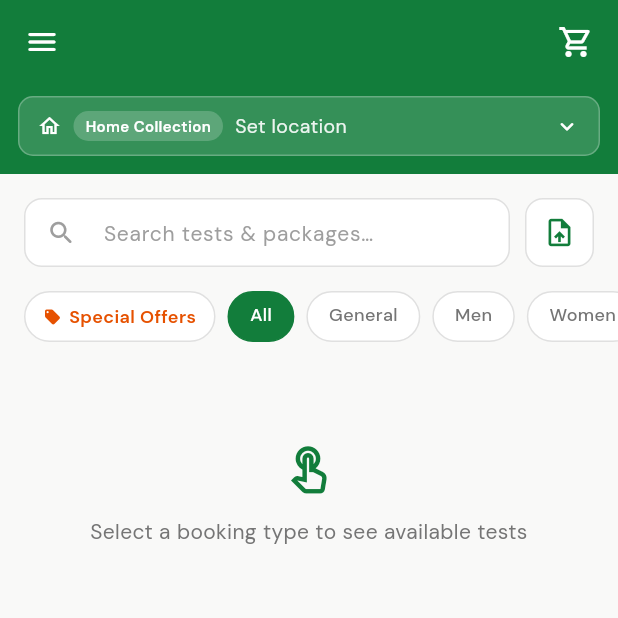
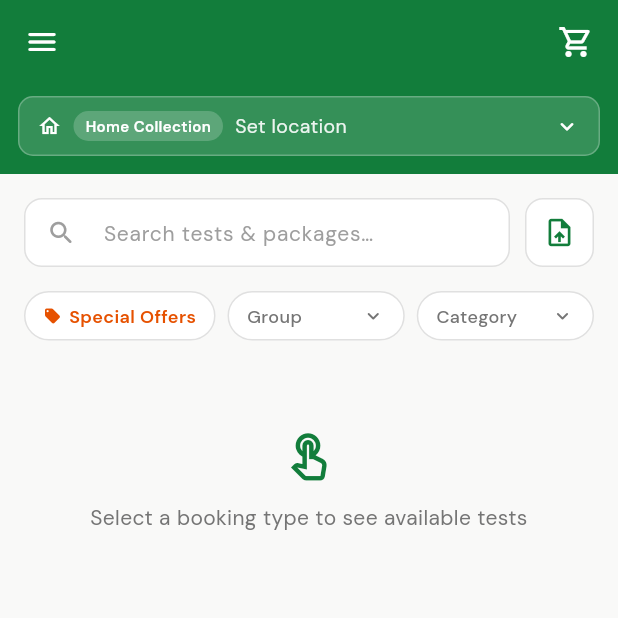
Before and after one commit to JayamalaB/microlab_project, a Flutter app: the CustomerDashboardScreen screen opened directly with empty values, on a phone screen of 412 x 824 dp, the top half of it. Run offline on Flutter 3.47's test engine with Material 3 defaults, Android fonts, the phone set to English and light mode, and no system bars; our stand-ins replace audioplayers, connectivity_plus, device_info_plus, file_picker, firebase_core, firebase_messaging and 16 more; missing offline and left inert: dart:html, dart:js, dart:ui_web, flutter_foreground_task, razorpay_flutter, record and 1 more; accounts and stored records are empty; network calls fail.

Commit message:
refactor: replace filter chip rows with Group and Category dropdowns
Two compact PopupMenuButton dropdowns replace the two scrollable chip rows.
Special Offers chip stays; Group dropdown (All/General/Men/Women/Kids) and
Category dropdown (from ip_package_categories) sit beside it in one row.
Active selection shown with green background and a checkmark in the menu.

Co-Authored-By: Claude Sonnet 4.6 <noreply@anthropic.com>

```diff
--- a/client/lib/screens/customer/customer_dashboard_screen.dart
+++ b/client/lib/screens/customer/customer_dashboard_screen.dart
@@ -746,12 +746,10 @@ class _CustomerDashboardScreenState extends State<CustomerDashboardScreen> {
 
               const SizedBox(height: 16),
 
-              // ── Row 1: Special Offers + Group (audience) chips ───
-              SizedBox(
-                height: 34,
-                child: ListView(
+              // ── Filters: Special Offers + Group dropdown + Category dropdown ───
+              Padding(
                 padding: const EdgeInsets.symmetric(horizontal: 16),
-                  scrollDirection: Axis.horizontal,
+                child: Row(
                   children: [
                     // Special Offers chip
                     GestureDetector(
@@ -761,8 +759,7 @@ class _CustomerDashboardScreenState extends State<CustomerDashboardScreen> {
                       },
                       child: AnimatedContainer(
                         duration: const Duration(milliseconds: 180),
-                        margin: const EdgeInsets.only(right: 8),
-                        padding: const EdgeInsets.symmetric(horizontal: 12, vertical: 6),
+                        padding: const EdgeInsets.symmetric(horizontal: 12, vertical: 7),
                         decoration: BoxDecoration(
                           color: _showOffersOnly ? const Color(0xFFE65100) : Colors.white,
                           borderRadius: BorderRadius.circular(20),
@@ -786,101 +783,134 @@ class _CustomerDashboardScreenState extends State<CustomerDashboardScreen> {
                         ),
                       ),
                     ),
-                    // Group chips: All / General / Men / Women / Kids
-                    ...['All', 'General', 'Men', 'Women', 'Kids'].map((g) {
-                      final selected = _selectedAudience == g;
-                      return GestureDetector(
-                        onTap: () {
-                          if (_selectedAudience == g) return;
-                          setState(() => _selectedAudience = g);
+                    const SizedBox(width: 8),
+                    // Group dropdown
+                    Expanded(
+                      child: PopupMenuButton<String>(
+                        onSelected: (v) {
+                          setState(() => _selectedAudience = v);
                           _loadTests();
                         },
+                        shape: RoundedRectangleBorder(borderRadius: BorderRadius.circular(12)),
+                        itemBuilder: (_) => ['All', 'General', 'Men', 'Women', 'Kids']
+                            .map((g) => PopupMenuItem(
+                                  value: g,
+                                  height: 40,
+                                  child: Row(children: [
+                                    if (_selectedAudience == g)
+                                      const Icon(Icons.check_rounded, size: 14, color: AppColors.brandGreen),
+                                    if (_selectedAudience == g) const SizedBox(width: 6),
+                                    Text(g, style: TextStyle(
+                                        fontSize: 13,
+                                        color: _selectedAudience == g ? AppColors.brandGreen : AppColors.textPrimary,
+                                        fontWeight: _selectedAudience == g ? FontWeight.w600 : FontWeight.w400)),
+                                  ]),
+                                ))
+                            .toList(),
                         child: AnimatedContainer(
                           duration: const Duration(milliseconds: 180),
-                          margin: const EdgeInsets.only(right: 8),
-                          padding: const EdgeInsets.symmetric(horizontal: 14, vertical: 6),
-                          decoration: BoxDecoration(
-                            color: selected ? AppColors.brandGreen : Colors.white,
+                          padding: const EdgeInsets.symmetric(horizontal: 12, vertical: 7),
+                          decoration: BoxDecoration(
+                            color: _selectedAudience != 'All' ? AppColors.brandGreen : Colors.white,
                             borderRadius: BorderRadius.circular(20),
                             border: Border.all(
-                              color: selected ? AppColors.brandGreen : AppColors.divider,
-                            ),
-                          ),
-                          child: Text(g,
+                              color: _selectedAudience != 'All' ? AppColors.brandGreen : AppColors.divider,
+                            ),
+                          ),
+                          child: Row(
+                            mainAxisAlignment: MainAxisAlignment.spaceBetween,
+                            children: [
+                              Flexible(
+                                child: Text(
+                                  _selectedAudience == 'All' ? 'Group' : _selectedAudience,
+                                  overflow: TextOverflow.ellipsis,
                                   style: TextStyle(
                                       fontSize: 12,
                                       fontWeight: FontWeight.w500,
-                                  color: selected ? Colors.white : AppColors.textSecondary)),
-                        ),
-                      );
-                    }),
-                  ],
-                ),
-              ),
-
-              const SizedBox(height: 8),
-
-              // ── Row 2: Package category chips ───
-              if (_packageCategories.isNotEmpty)
-                SizedBox(
-                  height: 34,
-                  child: ListView(
-                    padding: const EdgeInsets.symmetric(horizontal: 16),
-                    scrollDirection: Axis.horizontal,
-                    children: [
-                      // All chip
-                      GestureDetector(
-                        onTap: () {
-                          if (_selectedPackageCategoryId == null) return;
-                          setState(() => _selectedPackageCategoryId = null);
+                                      color: _selectedAudience != 'All' ? Colors.white : AppColors.textSecondary),
+                                ),
+                              ),
+                              Icon(Icons.keyboard_arrow_down_rounded,
+                                  size: 16,
+                                  color: _selectedAudience != 'All' ? Colors.white : AppColors.textSecondary),
+                            ],
+                          ),
+                        ),
+                      ),
+                    ),
+                    const SizedBox(width: 8),
+                    // Category dropdown
+                    Expanded(
+                      child: PopupMenuButton<int?>(
+                        onSelected: (v) {
+                          setState(() => _selectedPackageCategoryId = v);
                           _loadTests();
                         },
+                        shape: RoundedRectangleBorder(borderRadius: BorderRadius.circular(12)),
+                        itemBuilder: (_) => [
+                          PopupMenuItem<int?>(
+                            value: null,
+                            height: 40,
+                            child: Row(children: [
+                              if (_selectedPackageCategoryId == null)
+                                const Icon(Icons.check_rounded, size: 14, color: AppColors.brandGreen),
+                              if (_selectedPackageCategoryId == null) const SizedBox(width: 6),
+                              Text('All', style: TextStyle(
+                                  fontSize: 13,
+                                  color: _selectedPackageCategoryId == null ? AppColors.brandGreen : AppColors.textPrimary,
+                                  fontWeight: _selectedPackageCategoryId == null ? FontWeight.w600 : FontWeight.w400)),
+                            ]),
+                          ),
+                          ..._packageCategories.map((cat) => PopupMenuItem<int?>(
+                                value: cat.id,
+                                height: 40,
+                                child: Row(children: [
+                                  if (_selectedPackageCategoryId == cat.id)
+                                    const Icon(Icons.check_rounded, size: 14, color: AppColors.brandGreen),
+                                  if (_selectedPackageCategoryId == cat.id) const SizedBox(width: 6),
+                                  Text(cat.name, style: TextStyle(
+                                      fontSize: 13,
+                                      color: _selectedPackageCategoryId == cat.id ? AppColors.brandGreen : AppColors.textPrimary,
+                                      fontWeight: _selectedPackageCategoryId == cat.id ? FontWeight.w600 : FontWeight.w400)),
+                                ]),
+                              )),
+                        ],
                         child: AnimatedContainer(
                           duration: const Duration(milliseconds: 180),
-                          margin: const EdgeInsets.only(right: 8),
-                          padding: const EdgeInsets.symmetric(horizontal: 14, vertical: 6),
-                          decoration: BoxDecoration(
-                            color: _selectedPackageCategoryId == null ? AppColors.brandGreen : Colors.white,
+                          padding: const EdgeInsets.symmetric(horizontal: 12, vertical: 7),
+                          decoration: BoxDecoration(
+                            color: _selectedPackageCategoryId != null ? AppColors.brandGreen : Colors.white,
                             borderRadius: BorderRadius.circular(20),
                             border: Border.all(
-                              color: _selectedPackageCategoryId == null ? AppColors.brandGreen : AppColors.divider,
-                            ),
-                          ),
-                          child: Text('All',
+                              color: _selectedPackageCategoryId != null ? AppColors.brandGreen : AppColors.divider,
+                            ),
+                          ),
+                          child: Row(
+                            mainAxisAlignment: MainAxisAlignment.spaceBetween,
+                            children: [
+                              Flexible(
+                                child: Text(
+                                  _selectedPackageCategoryId == null
+                                      ? 'Category'
+                                      : (_packageCategories
+                                              .where((c) => c.id == _selectedPackageCategoryId)
+                                              .firstOrNull
+                                              ?.name ?? 'Category'),
+                                  overflow: TextOverflow.ellipsis,
                                   style: TextStyle(
                                       fontSize: 12,
                                       fontWeight: FontWeight.w500,
-                                  color: _selectedPackageCategoryId == null ? Colors.white : AppColors.textSecondary)),
-                        ),
-                      ),
-                      // Category chips from ip_package_categories
-                      ..._packageCategories.map((cat) {
-                        final selected = _selectedPackageCategoryId == cat.id;
-                        return GestureDetector(
-                          onTap: () {
-                            if (_selectedPackageCategoryId == cat.id) return;
-                            setState(() => _selectedPackageCategoryId = cat.id);
-                            _loadTests();
-                          },
-                          child: AnimatedContainer(
-                            duration: const Duration(milliseconds: 180),
-                            margin: const EdgeInsets.only(right: 8),
-                            padding: const EdgeInsets.symmetric(horizontal: 14, vertical: 6),
-                            decoration: BoxDecoration(
-                              color: selected ? AppColors.brandGreen : Colors.white,
-                              borderRadius: BorderRadius.circular(20),
-                              border: Border.all(
-                                color: selected ? AppColors.brandGreen : AppColors.divider,
-                              ),
-                            ),
-                            child: Text(cat.name,
-                                style: TextStyle(
-                                    fontSize: 12,
-                                    fontWeight: FontWeight.w500,
-                                    color: selected ? Colors.white : AppColors.textSecondary)),
-                          ),
-                        );
-                      }),
+                                      color: _selectedPackageCategoryId != null ? Colors.white : AppColors.textSecondary),
+                                ),
+                              ),
+                              Icon(Icons.keyboard_arrow_down_rounded,
+                                  size: 16,
+                                  color: _selectedPackageCategoryId != null ? Colors.white : AppColors.textSecondary),
+                            ],
+                          ),
+                        ),
+                      ),
+                    ),
                   ],
                 ),
               ),
```
Lines whose indentation alone changed are shown as unchanged.
